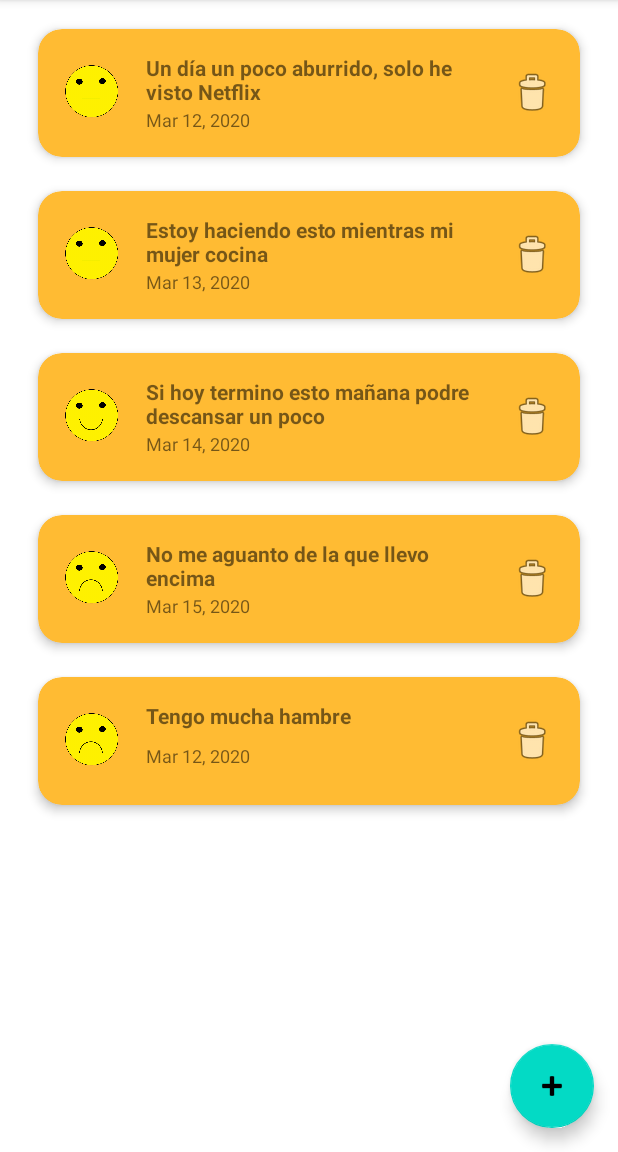
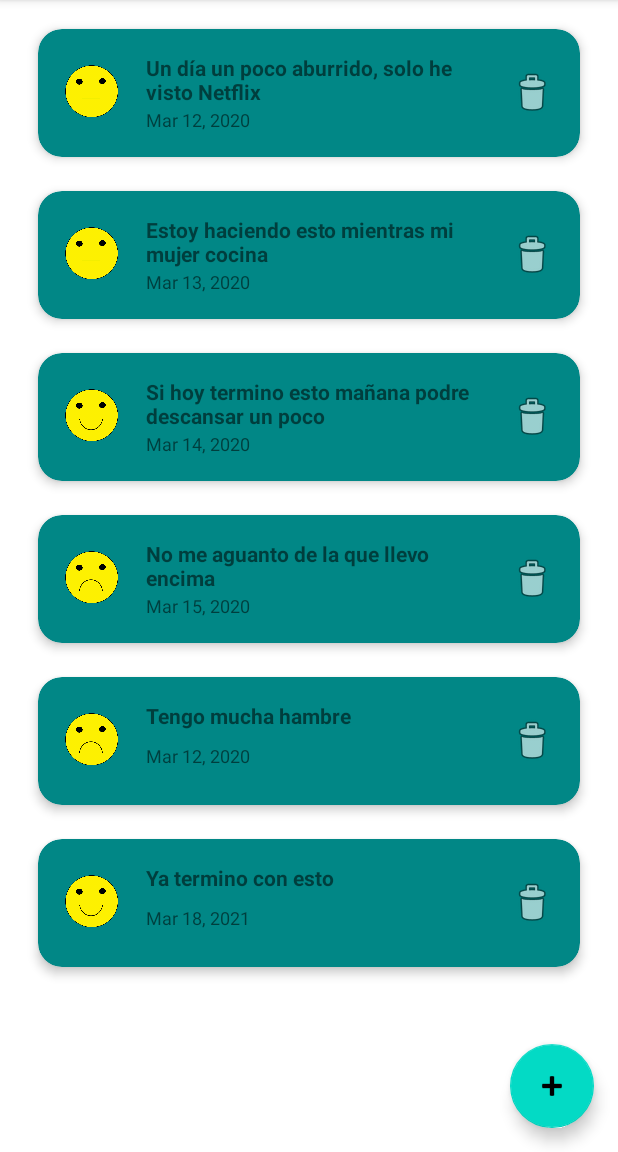
Before and after one commit to sochoa2021joelsemperedura/Practica5, an Android app: the screen it shows after launch (MainActivity), on a phone screen of 412 x 824 dp, the part 84-1236 px from its top. Run offline under Robolectric (Android 15) with nearby library versions, the phone set to English and light mode, and no system bars; our stand-ins replace Room's generated code, RxJava.

Commit message:
Terminada Parte 2

```diff
--- a/app/src/main/AndroidManifest.xml
+++ b/app/src/main/AndroidManifest.xml
@@ -4,9 +4,9 @@
 
     <application
         android:allowBackup="true"
-        android:icon="@mipmap/ic_launcher"
+        android:icon="@mipmap/ic_nuevo"
         android:label="@string/app_name"
-        android:roundIcon="@mipmap/ic_launcher_round"
+        android:roundIcon="@mipmap/ic_nuevo_round"
         android:supportsRtl="true"
         android:theme="@style/Theme.Practica5.NoActionBar">
         <activity
--- a/app/src/main/java/net/iessochoa/joelsemperedura/practica5/model/DiarioDatabase.java
+++ b/app/src/main/java/net/iessochoa/joelsemperedura/practica5/model/DiarioDatabase.java
@@ -105,6 +105,12 @@ public abstract class DiarioDatabase extends RoomDatabase {
                                     "Cras vehicula lobortis ante, vel hendrerit diam convallis at. Nullam egestas vel dui sed tincidunt. " +
                                     "In placerat ac mauris eu faucibus. Nullam eu pretium justo. Suspendisse in leo nisi. Nulla hendrerit erat a finibus egestas. Nulla et libero eu purus euismod maximus.");
                     mDao.insert(diaDiario);
+                    //6
+                    diaDiario = new DiaDiario(formatoDelTexto.parse("18-3-2021"), 8, "Ya termino con esto",
+                            "Lorem ipsum dolor sit amet, consectetur adipiscing elit. Nam rutrum lectus vestibulum, consectetur urna vel, rutrum tortor. Phasellus at leo nibh. Pellentesque lacinia blandit dui eu aliquam. Cras et suscipit nibh. " +
+                                    "Cras vehicula lobortis ante, vel hendrerit diam convallis at. Nullam egestas vel dui sed tincidunt. " +
+                                    "In placerat ac mauris eu faucibus. Nullam eu pretium justo. Suspendisse in leo nisi. Nulla hendrerit erat a finibus egestas. Nulla et libero eu purus euismod maximus.");
+                    mDao.insert(diaDiario);
 
                 }catch (ParseException e){
                     e.printStackTrace();
--- a/app/src/main/java/net/iessochoa/joelsemperedura/practica5/ui/EdicionDiaActivity.java
+++ b/app/src/main/java/net/iessochoa/joelsemperedura/practica5/ui/EdicionDiaActivity.java
@@ -68,7 +68,6 @@ public class EdicionDiaActivity extends AppCompatActivity {
             tvFecha.setText( diaDiario.getFecha().toString() ); //Revisar si captura la fecha como string
             etResumenBreve.setText( diaDiario.getResumen() );
             etDiarioTexto.setText( diaDiario.getContenido() );
-            //TODO falta la foto, no se si aqui se recoge, dejar para luego
 
         }
 
@@ -93,7 +92,7 @@ public class EdicionDiaActivity extends AppCompatActivity {
                    }
                    diaDiario.setValoracionDia(Integer.parseInt(spValoracion.getSelectedItem().toString()));
                    diaDiario.setResumen(etResumenBreve.getText().toString());
-                   // diaDiario.setFotoUri(); //TODO mirar esto más adelante, sera lo de las caritas que se sacara con el metodo de resumen
+                   // diaDiario.setFotoUri();
 
                    iBack.putExtra(EXTRA_EDICION_DIA,diaDiario); //el mismo que nos dan se devuelve
 
--- a/app/src/main/res/layout/item_dia.xml
+++ b/app/src/main/res/layout/item_dia.xml
@@ -4,7 +4,7 @@
     android:id="@+id/cvItem"
     android:layout_width="match_parent"
     android:layout_height="wrap_content"
-    card_view:cardBackgroundColor="@android:color/holo_orange_light"
+    card_view:cardBackgroundColor="?attr/colorSecondaryVariant"
     card_view:cardCornerRadius="16dp"
     card_view:cardElevation="4dp"
     card_view:cardUseCompatPadding="true">
--- /dev/null
+++ b/app/src/main/res/mipmap-anydpi-v26/ic_nuevo.xml
@@ -0,0 +1,5 @@
+<?xml version="1.0" encoding="utf-8"?>
+<adaptive-icon xmlns:android="http://schemas.android.com/apk/res/android">
+    <background android:drawable="@color/ic_nuevo_background"/>
+    <foreground android:drawable="@drawable/ic_nuevo_foreground"/>
+</adaptive-icon>
--- /dev/null
+++ b/app/src/main/res/mipmap-anydpi-v26/ic_nuevo_round.xml
@@ -0,0 +1,5 @@
+<?xml version="1.0" encoding="utf-8"?>
+<adaptive-icon xmlns:android="http://schemas.android.com/apk/res/android">
+    <background android:drawable="@color/ic_nuevo_background"/>
+    <foreground android:drawable="@drawable/ic_nuevo_foreground"/>
+</adaptive-icon>
--- /dev/null
+++ b/app/src/main/res/values/ic_nuevo_background.xml
@@ -0,0 +1,4 @@
+<?xml version="1.0" encoding="utf-8"?>
+<resources>
+    <color name="ic_nuevo_background">#B00202</color>
+</resources>
```
Also changed, not shown: app/src/main/res/drawable/ic_nuevo_foreground.xml (added, +15 -0 lines), app/src/main/ic_nuevo-playstore.png (added), app/src/main/res/mipmap-hdpi/ic_nuevo.png (added), app/src/main/res/mipmap-hdpi/ic_nuevo_round.png (added), app/src/main/res/mipmap-mdpi/ic_nuevo.png (added), app/src/main/res/mipmap-mdpi/ic_nuevo_round.png (added), app/src/main/res/mipmap-xhdpi/ic_nuevo.png (added), app/src/main/res/mipmap-xhdpi/ic_nuevo_round.png (added), app/src/main/res/mipmap-xxhdpi/ic_nuevo.png (added), app/src/main/res/mipmap-xxhdpi/ic_nuevo_round.png (added), app/src/main/res/mipmap-xxxhdpi/ic_nuevo.png (added), app/src/main/res/mipmap-xxxhdpi/ic_nuevo_round.png (added).
